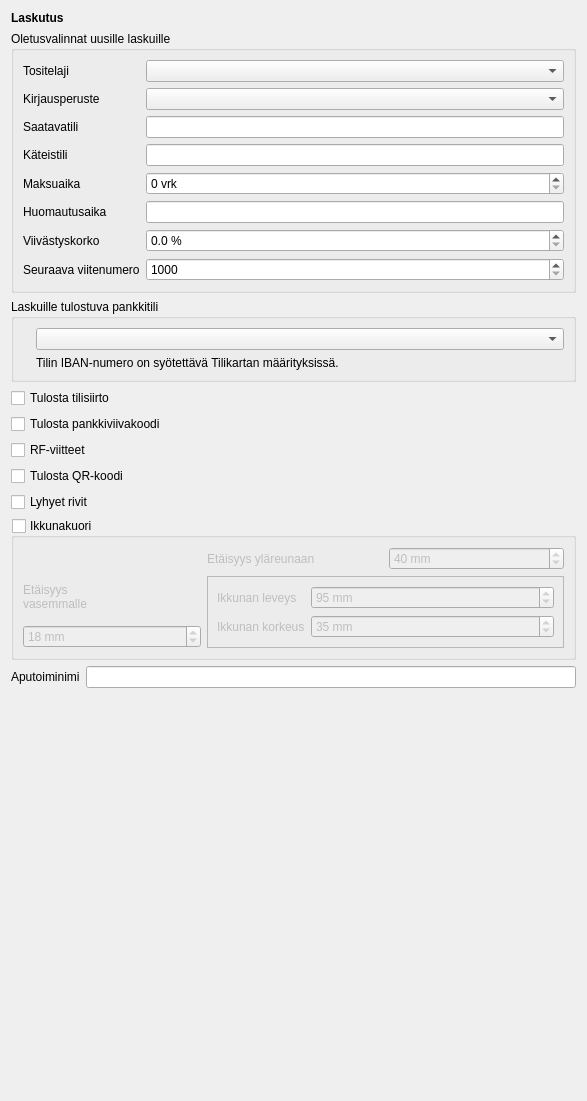
First picture: the form in kitupiikki/maaritys/laskumaaritys.ui, repository artoh/kitupiikki, before the edit.
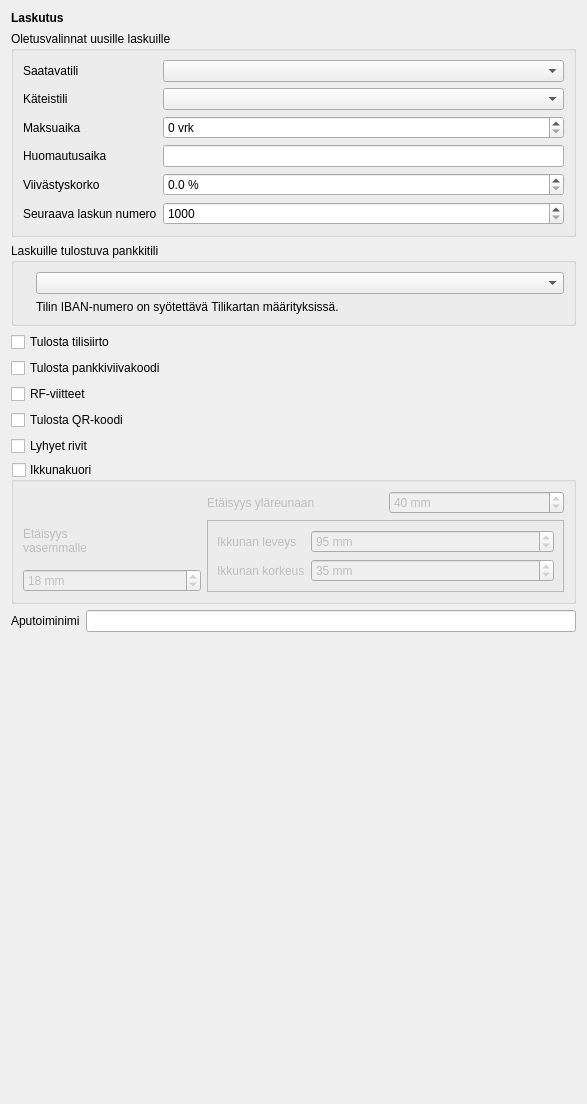
Second picture: the form after the edit. Icons and pictures are not drawn. Custom widgets are drawn as their Qt base class.

Diff of the .ui file:
```diff
--- a/kitupiikki/maaritys/laskumaaritys.ui
+++ b/kitupiikki/maaritys/laskumaaritys.ui
@@ -7,7 +7,7 @@
     <x>0</x>
     <y>0</y>
     <width>587</width>
-    <height>1101</height>
+    <height>1104</height>
    </rect>
   </property>
   <property name="windowTitle">
@@ -34,32 +34,6 @@
      </property>
      <layout class="QFormLayout" name="formLayout">
       <item row="0" column="0">
-       <widget class="QLabel" name="label_3">
-        <property name="text">
-         <string>Tositelaji</string>
-        </property>
-        <property name="buddy">
-         <cstring>tositelajiCombo</cstring>
-        </property>
-       </widget>
-      </item>
-      <item row="0" column="1">
-       <widget class="QComboBox" name="tositelajiCombo"/>
-      </item>
-      <item row="1" column="0">
-       <widget class="QLabel" name="label_2">
-        <property name="text">
-         <string>Kirjausperuste</string>
-        </property>
-        <property name="buddy">
-         <cstring>perusteCombo</cstring>
-        </property>
-       </widget>
-      </item>
-      <item row="1" column="1">
-       <widget class="QComboBox" name="perusteCombo"/>
-      </item>
-      <item row="2" column="0">
        <widget class="QLabel" name="label_4">
         <property name="text">
          <string>Saatavatili</string>
@@ -69,10 +43,7 @@
         </property>
        </widget>
       </item>
-      <item row="2" column="1">
-       <widget class="TilinvalintaLine" name="saatavatiliEdit"/>
-      </item>
-      <item row="3" column="0">
+      <item row="1" column="0">
        <widget class="QLabel" name="label_5">
         <property name="text">
          <string>Käteistili</string>
@@ -82,10 +53,7 @@
         </property>
        </widget>
       </item>
-      <item row="3" column="1">
-       <widget class="TilinvalintaLine" name="kateistiliEdit"/>
-      </item>
-      <item row="4" column="0">
+      <item row="2" column="0">
        <widget class="QLabel" name="label_6">
         <property name="text">
          <string>Maksuaika</string>
@@ -95,14 +63,14 @@
         </property>
        </widget>
       </item>
-      <item row="4" column="1">
+      <item row="2" column="1">
        <widget class="QSpinBox" name="maksuaikaSpin">
         <property name="suffix">
          <string> vrk</string>
         </property>
        </widget>
       </item>
-      <item row="5" column="0">
+      <item row="3" column="0">
        <widget class="QLabel" name="label_7">
         <property name="text">
          <string>Huomautusaika</string>
@@ -112,27 +80,44 @@
         </property>
        </widget>
       </item>
-      <item row="5" column="1">
-       <widget class="QLineEdit" name="huomautusaikaEdit"/>
+      <item row="3" column="1">
+       <widget class="QLineEdit" name="huomautusaikaEdit">
+        <property name="Asetus" stdset="0">
+         <string>LaskuHuomautusaika</string>
+        </property>
+       </widget>
       </item>
-      <item row="6" column="0">
+      <item row="4" column="0">
        <widget class="QLabel" name="label_8">
         <property name="text">
          <string>Viivästyskorko</string>
         </property>
        </widget>
       </item>
-      <item row="7" column="0">
+      <item row="4" column="1">
+       <widget class="QDoubleSpinBox" name="viivkorkoSpin">
+        <property name="suffix">
+         <string> %</string>
+        </property>
+        <property name="decimals">
+         <number>1</number>
+        </property>
+        <property name="Asetus" stdset="0">
+         <string>LaskuViivastyskorko</string>
+        </property>
+       </widget>
+      </item>
+      <item row="5" column="0">
        <widget class="QLabel" name="label_9">
         <property name="text">
-         <string>Seuraava viitenumero</string>
+         <string>Seuraava laskun numero</string>
         </property>
         <property name="buddy">
          <cstring>seuraavaLasku</cstring>
         </property>
        </widget>
       </item>
-      <item row="7" column="1">
+      <item row="5" column="1">
        <widget class="QSpinBox" name="seuraavaLasku">
         <property name="minimum">
          <number>1000</number>
@@ -142,13 +127,23 @@
         </property>
        </widget>
       </item>
-      <item row="6" column="1">
-       <widget class="QDoubleSpinBox" name="viivkorkoSpin">
-        <property name="suffix">
-         <string> %</string>
+      <item row="0" column="1">
+       <widget class="TiliCombo" name="saatavaCombo">
+        <property name="Asetus" stdset="0">
+         <string>LaskuSaatavatili</string>
         </property>
-        <property name="decimals">
-         <number>1</number>
+        <property name="Tilit" stdset="0">
+         <string>AO</string>
+        </property>
+       </widget>
+      </item>
+      <item row="1" column="1">
+       <widget class="TiliCombo" name="kateistili">
+        <property name="Asetus" stdset="0">
+         <string>LaskuKateistili</string>
+        </property>
+        <property name="Tilit" stdset="0">
+         <string>ARK</string>
         </property>
        </widget>
       </item>
@@ -397,9 +392,9 @@
  </widget>
  <customwidgets>
   <customwidget>
-   <class>TilinvalintaLine</class>
-   <extends>QLineEdit</extends>
-   <header>db/tilinvalintaline.h</header>
+   <class>TiliCombo</class>
+   <extends>QComboBox</extends>
+   <header location="global">tools/tilicombo.h</header>
   </customwidget>
  </customwidgets>
  <resources>
```
Left out of the diff: 57 changed lines with no effect on the pictures.
